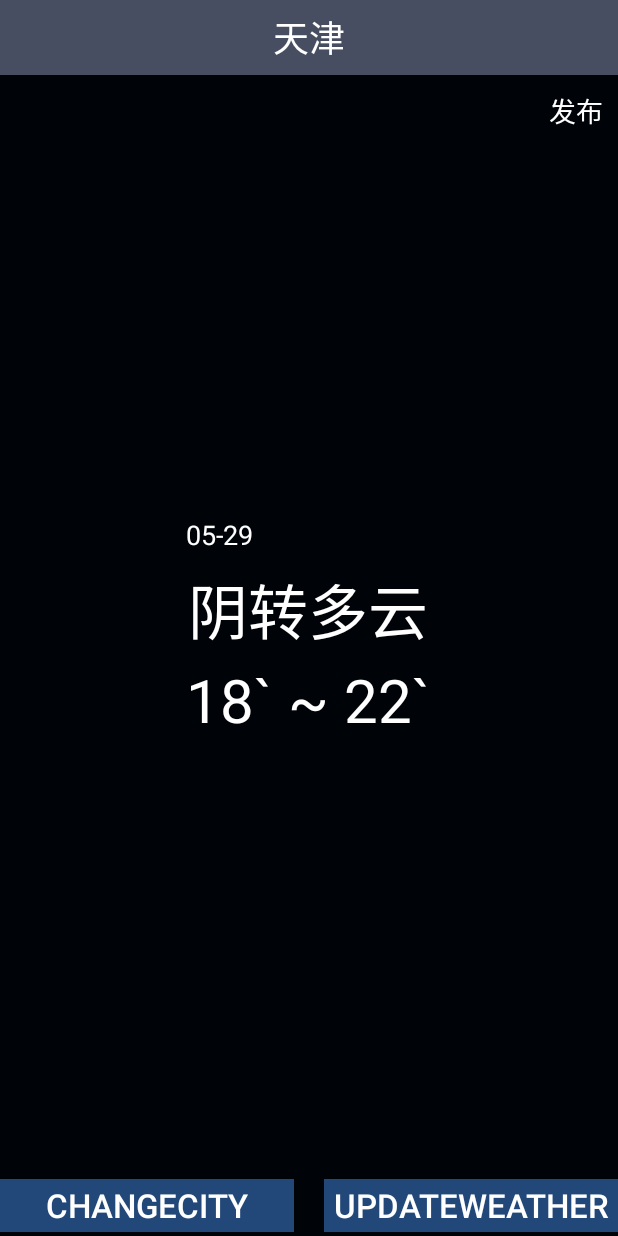
After one commit to denghui255/CoolWeather, an Android app: the layout weather_layout.xml on its own in the app's theme, with its tools: preview values and no code run, on a phone screen of 412 x 824 dp. The commit adds this screen. Run offline under Robolectric (Android 15) with nearby library versions, the phone set to English and light mode, and no system bars.

Commit message:
add weather dispaly

```diff
--- a/app/src/main/AndroidManifest.xml
+++ b/app/src/main/AndroidManifest.xml
@@ -17,5 +17,6 @@
                 <category android:name="android.intent.category.LAUNCHER"/>
             </intent-filter>
         </activity>
+        <activity android:name=".activity.WeatherActivity"/>
     </application>
 </manifest>
--- a/app/src/main/java/com/coolweather/app/db/CoolWeatherOpenHelper.java
+++ b/app/src/main/java/com/coolweather/app/db/CoolWeatherOpenHelper.java
@@ -43,7 +43,6 @@ public class CoolWeatherOpenHelper extends SQLiteOpenHelper{
         db.execSQL(CREATE_PROVINCE);    //创建Province表
         db.execSQL(CREATE_CITY);    //创建City表
         db.execSQL(CREATE_COUNTY);  //创建County表
-        Log.d("CoolWeatherOpenHelper","created");
     }
 
     @Override
--- /dev/null
+++ b/app/src/main/res/layout/weather_layout.xml
@@ -0,0 +1,120 @@
+<?xml version="1.0" encoding="utf-8"?>
+<LinearLayout xmlns:android="http://schemas.android.com/apk/res/android"
+    android:layout_width="match_parent"
+    android:layout_height="match_parent"
+    android:orientation="vertical">
+
+    <RelativeLayout
+        android:layout_width="match_parent"
+        android:layout_height="50dp"
+        android:background="#484E61">
+        <TextView
+            android:layout_width="wrap_content"
+            android:layout_height="wrap_content"
+            android:id="@+id/id_tv_cityName"
+            android:textColor="#fff"
+            android:textSize="24sp"
+            android:layout_centerInParent="true"
+            android:text="天津"/>
+    </RelativeLayout>
+
+    <RelativeLayout
+        android:layout_width="match_parent"
+        android:layout_height="0dp"
+        android:layout_weight="1"
+        android:background="#000409">
+        <TextView
+            android:layout_width="wrap_content"
+            android:layout_height="wrap_content"
+            android:id="@+id/id_tv_publish"
+            android:layout_alignParentRight="true"
+            android:text="发布"
+            android:layout_marginRight="10dp"
+            android:layout_marginTop="10dp"
+            android:textColor="#fff"
+            android:textSize="18sp"/>
+        <LinearLayout
+            android:layout_width="wrap_content"
+            android:layout_height="wrap_content"
+            android:id="@+id/id_ll_weatherInfo"
+            android:layout_centerInParent="true"
+            android:orientation="vertical">
+            <TextView
+                android:layout_width="wrap_content"
+                android:layout_height="40dp"
+                android:text="05-29"
+                android:id="@+id/id_tv_currentData"
+                android:textColor="#fff"
+                android:textSize="18sp"
+                android:gravity="center"/>
+            <TextView
+                android:layout_width="wrap_content"
+                android:layout_height="60dp"
+                android:text="阴转多云"
+                android:id="@+id/id_tv_weatherDesp"
+                android:textColor="#fff"
+                android:textSize="40sp"
+                android:gravity="center"
+                android:layout_gravity="center_horizontal"/>
+            <LinearLayout
+                android:layout_width="wrap_content"
+                android:layout_height="60dp"
+                android:orientation="horizontal"
+                android:layout_gravity="center_horizontal">
+                <TextView
+                    android:layout_width="wrap_content"
+                    android:layout_height="wrap_content"
+                    android:text="18`"
+                    android:id="@+id/id_tv_temp1"
+                    android:textColor="#fff"
+                    android:textSize="40sp"
+                    android:layout_gravity="center_vertical"/>
+                <TextView
+                    android:layout_width="wrap_content"
+                    android:layout_height="wrap_content"
+                    android:text="~"
+                    android:textColor="#fff"
+                    android:textSize="40sp"
+                    android:layout_marginLeft="10dp"
+                    android:layout_marginRight="10dp"
+                    android:layout_gravity="center_vertical"/>
+                <TextView
+                    android:layout_width="wrap_content"
+                    android:layout_height="wrap_content"
+                    android:text="22`"
+                    android:id="@+id/id_tv_temp2"
+                    android:textColor="#fff"
+                    android:textSize="40sp"
+                    android:layout_gravity="center_vertical"/>
+            </LinearLayout>
+        </LinearLayout>
+    </RelativeLayout>
+    <LinearLayout
+        android:layout_width="match_parent"
+        android:layout_height="40dp"
+        android:orientation="horizontal"
+        android:background="#000409">
+        <Button
+            android:layout_width="0dp"
+            android:layout_weight="1"
+            android:layout_height="35dp"
+            android:text="ChangeCity"
+            android:id="@+id/id_bt_changeCity"
+            android:background="#224879"
+            android:textColor="#fff"
+            android:textSize="22sp"
+            android:layout_gravity="center"
+            android:layout_marginRight="10dp"/>
+        <Button
+            android:layout_width="0dp"
+            android:layout_weight="1"
+            android:layout_height="35dp"
+            android:text="UpdateWeather"
+            android:id="@+id/id_bt_updateWeather"
+            android:background="#224879"
+            android:textColor="#fff"
+            android:textSize="22sp"
+            android:layout_gravity="center"
+            android:layout_marginLeft="10dp"/>
+    </LinearLayout>
+</LinearLayout>
```
Also changed, not shown: app/src/main/java/com/coolweather/app/activity/ChooseAreaActivity.java (+23 -4 lines), app/src/main/java/com/coolweather/app/activity/WeatherActivity.java (added, +168 -0 lines), app/src/main/java/com/coolweather/app/db/CoolWeatherDB.java (+5 -2 lines), app/src/main/java/com/coolweather/app/util/HttpUtil.java (+37 -36 lines), app/src/main/java/com/coolweather/app/util/Utility.java (+75 -0 lines).
